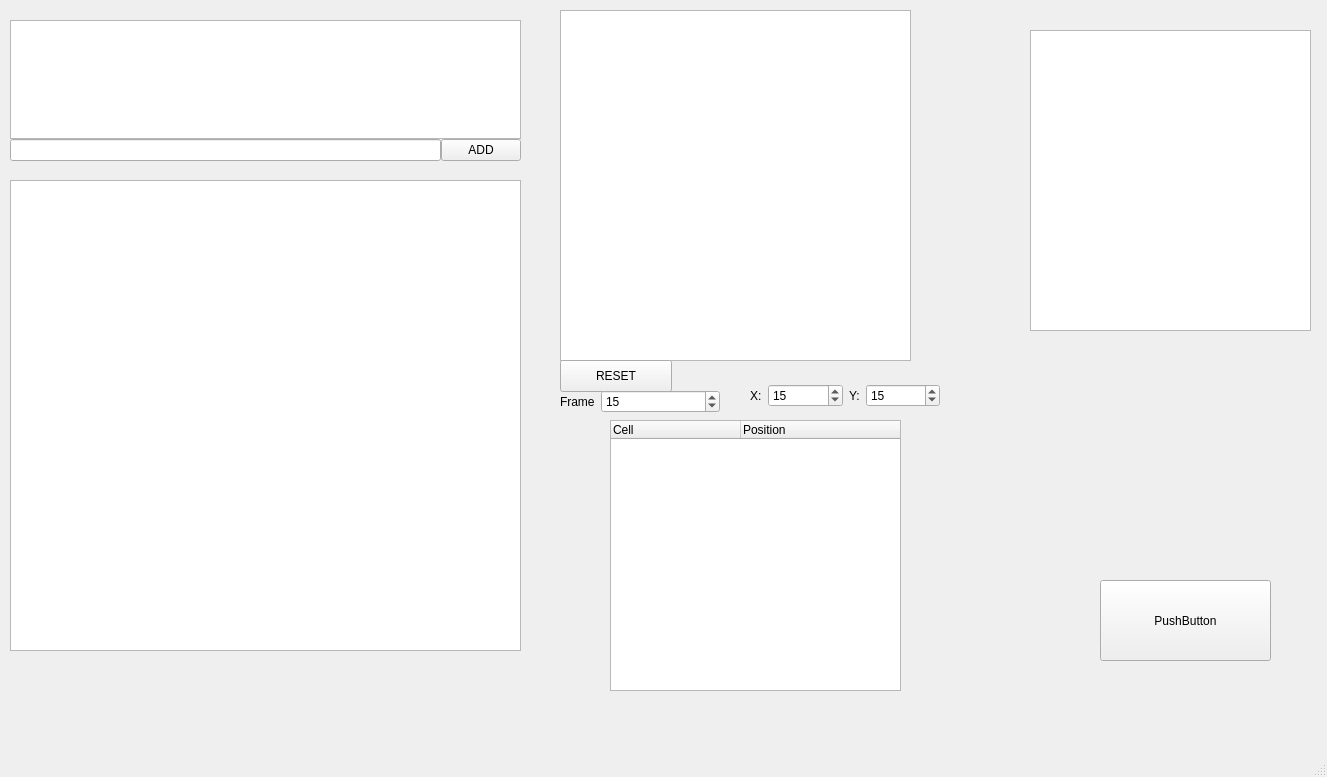
Before: the Qt Designer form OtemoMaker/mainwindow.ui in kysaeed/otemo-maker, drawn with Qt 5.
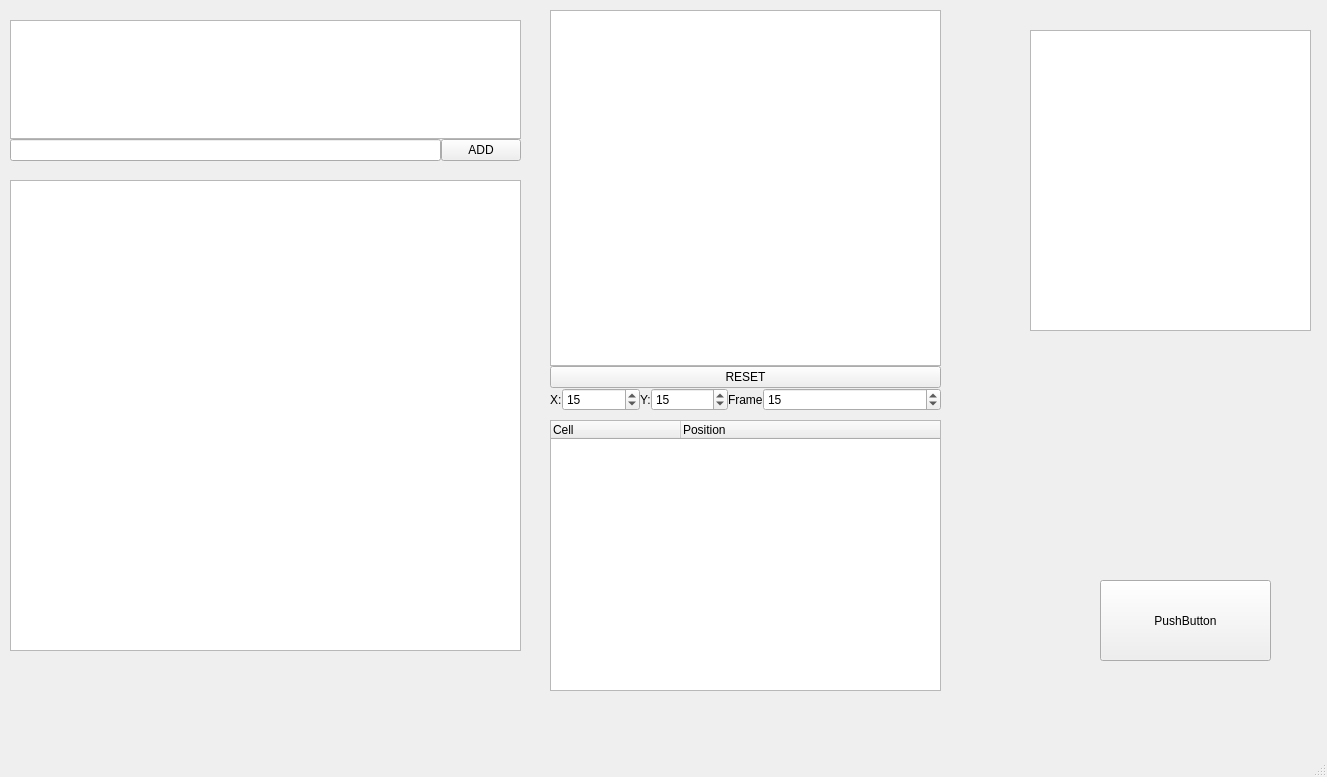
After: the same form once the commit is applied. Custom widgets are drawn as their Qt base class.

What changed in the file:
```diff
--- a/OtemoMaker/mainwindow.ui
+++ b/OtemoMaker/mainwindow.ui
@@ -50,9 +50,9 @@
    <widget class="AnimationFrameTree" name="animationTreeWidget">
     <property name="geometry">
      <rect>
-      <x>610</x>
+      <x>550</x>
       <y>420</y>
-      <width>291</width>
+      <width>391</width>
       <height>271</height>
      </rect>
     </property>
@@ -79,38 +79,71 @@
      </property>
     </column>
    </widget>
-   <widget class="ActorBuildView" name="actorBuildView">
+   <widget class="QWidget" name="verticalLayoutWidget">
     <property name="geometry">
      <rect>
-      <x>560</x>
+      <x>10</x>
+      <y>20</y>
+      <width>511</width>
+      <height>141</height>
+     </rect>
+    </property>
+    <layout class="QVBoxLayout" name="verticalLayout">
+     <property name="spacing">
+      <number>0</number>
+     </property>
+     <item>
+      <widget class="AnimationSelectList" name="animationSelectListWidget"/>
+     </item>
+     <item>
+      <layout class="QHBoxLayout" name="horizontalLayout_3">
+       <item>
+        <widget class="QLineEdit" name="lineEditAnimationName"/>
+       </item>
+       <item>
+        <widget class="QPushButton" name="pushButtonAddAnimation">
+         <property name="text">
+          <string>ADD</string>
+         </property>
+        </widget>
+       </item>
+      </layout>
+     </item>
+    </layout>
+   </widget>
+   <widget class="QWidget" name="verticalLayoutWidget_2">
+    <property name="geometry">
+     <rect>
+      <x>550</x>
       <y>10</y>
-      <width>351</width>
-      <height>351</height>
+      <width>391</width>
+      <height>401</height>
      </rect>
     </property>
-   </widget>
+    <layout class="QVBoxLayout" name="verticalLayout_2">
+     <property name="spacing">
+      <number>0</number>
+     </property>
+     <item>
+      <widget class="ActorBuildView" name="actorBuildView"/>
+     </item>
+     <item>
+      <layout class="QVBoxLayout" name="verticalLayout_3">
+       <property name="spacing">
+        <number>0</number>
+       </property>
+       <item>
    <widget class="QPushButton" name="pushButtonResetOffset">
-    <property name="geometry">
-     <rect>
-      <x>560</x>
-      <y>360</y>
-      <width>112</width>
-      <height>32</height>
-     </rect>
-    </property>
     <property name="text">
      <string>RESET</string>
     </property>
    </widget>
-   <widget class="QWidget" name="horizontalLayoutWidget">
-    <property name="geometry">
-     <rect>
-      <x>750</x>
-      <y>380</y>
-      <width>190</width>
-      <height>31</height>
-     </rect>
-    </property>
+       </item>
+       <item>
+        <layout class="QHBoxLayout" name="horizontalLayout_4">
+         <item>
+          <layout class="QHBoxLayout" name="horizontalLayout_2">
+           <item>
     <layout class="QHBoxLayout" name="horizontalLayout">
      <item>
       <widget class="QLabel" name="label">
@@ -165,17 +198,7 @@
       </widget>
      </item>
     </layout>
-   </widget>
-   <widget class="QWidget" name="horizontalLayoutWidget_2">
-    <property name="geometry">
-     <rect>
-      <x>560</x>
-      <y>390</y>
-      <width>160</width>
-      <height>23</height>
-     </rect>
-    </property>
-    <layout class="QHBoxLayout" name="horizontalLayout_2">
+           </item>
      <item>
       <widget class="QLabel" name="label_3">
        <property name="sizePolicy">
@@ -200,34 +223,8 @@
       </widget>
      </item>
     </layout>
-   </widget>
-   <widget class="QWidget" name="verticalLayoutWidget">
-    <property name="geometry">
-     <rect>
-      <x>10</x>
-      <y>20</y>
-      <width>511</width>
-      <height>141</height>
-     </rect>
-    </property>
-    <layout class="QVBoxLayout" name="verticalLayout">
-     <property name="spacing">
-      <number>0</number>
-     </property>
-     <item>
-      <widget class="AnimationSelectList" name="animationSelectListWidget"/>
-     </item>
-     <item>
-      <layout class="QHBoxLayout" name="horizontalLayout_3">
-       <item>
-        <widget class="QLineEdit" name="lineEdit"/>
-       </item>
-       <item>
-        <widget class="QPushButton" name="pushButtonAddAnimation">
-         <property name="text">
-          <string>ADD</string>
-         </property>
-        </widget>
+         </item>
+        </layout>
        </item>
       </layout>
      </item>
```
Lines whose indentation alone changed are shown as unchanged.
